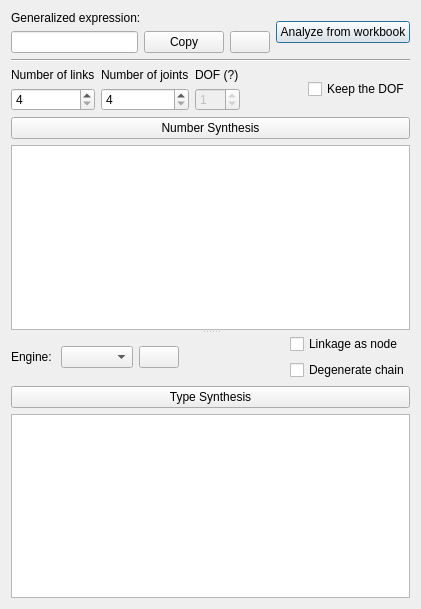
Qt form core/synthesis/NumberAndTypeSynthesis/Permutations.ui (KmolYuan/Pyslvs-UI) before a commit.
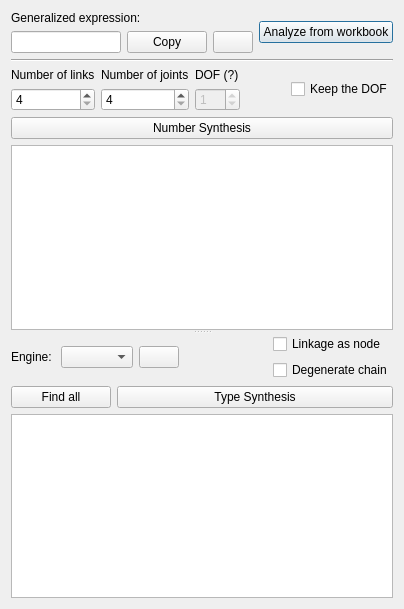
The same form after that commit. Icons and pictures are not drawn.

Commit message: Batch combine function.

What changed in the file:
```diff
--- a/core/synthesis/NumberAndTypeSynthesis/Permutations.ui
+++ b/core/synthesis/NumberAndTypeSynthesis/Permutations.ui
@@ -6,7 +6,7 @@
    <rect>
     <x>0</x>
     <y>0</y>
-    <width>421</width>
+    <width>404</width>
     <height>609</height>
    </rect>
   </property>
@@ -250,6 +250,24 @@
         </layout>
        </item>
        <item>
+        <layout class="QHBoxLayout" name="horizontalLayout_5">
+         <item>
+          <widget class="QPushButton" name="Combine_type_all">
+           <property name="maximumSize">
+            <size>
+             <width>100</width>
+             <height>16777215</height>
+            </size>
+           </property>
+           <property name="text">
+            <string>Find all</string>
+           </property>
+           <property name="autoDefault">
+            <bool>true</bool>
+           </property>
+          </widget>
+         </item>
+         <item>
         <widget class="QPushButton" name="Combine_type">
          <property name="text">
           <string>Type Synthesis</string>
@@ -258,6 +276,8 @@
           <bool>true</bool>
          </property>
         </widget>
+         </item>
+        </layout>
        </item>
        <item>
         <widget class="QListWidget" name="Topologic_result">
```
Lines whose indentation alone changed are shown as unchanged. The commit also changes 6 other files.
